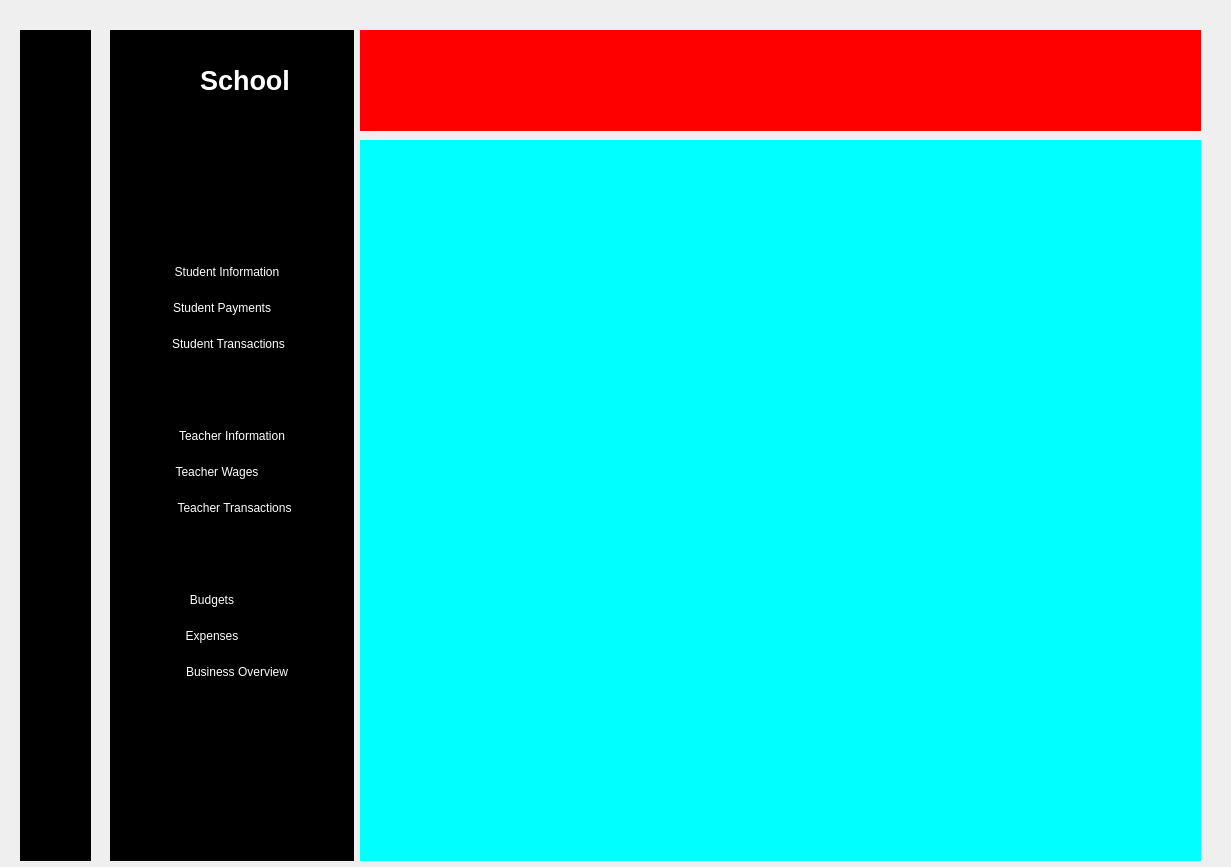
Old version of the form kara_oglan/index.ui in the repository ruyisbaros/PyQt5.
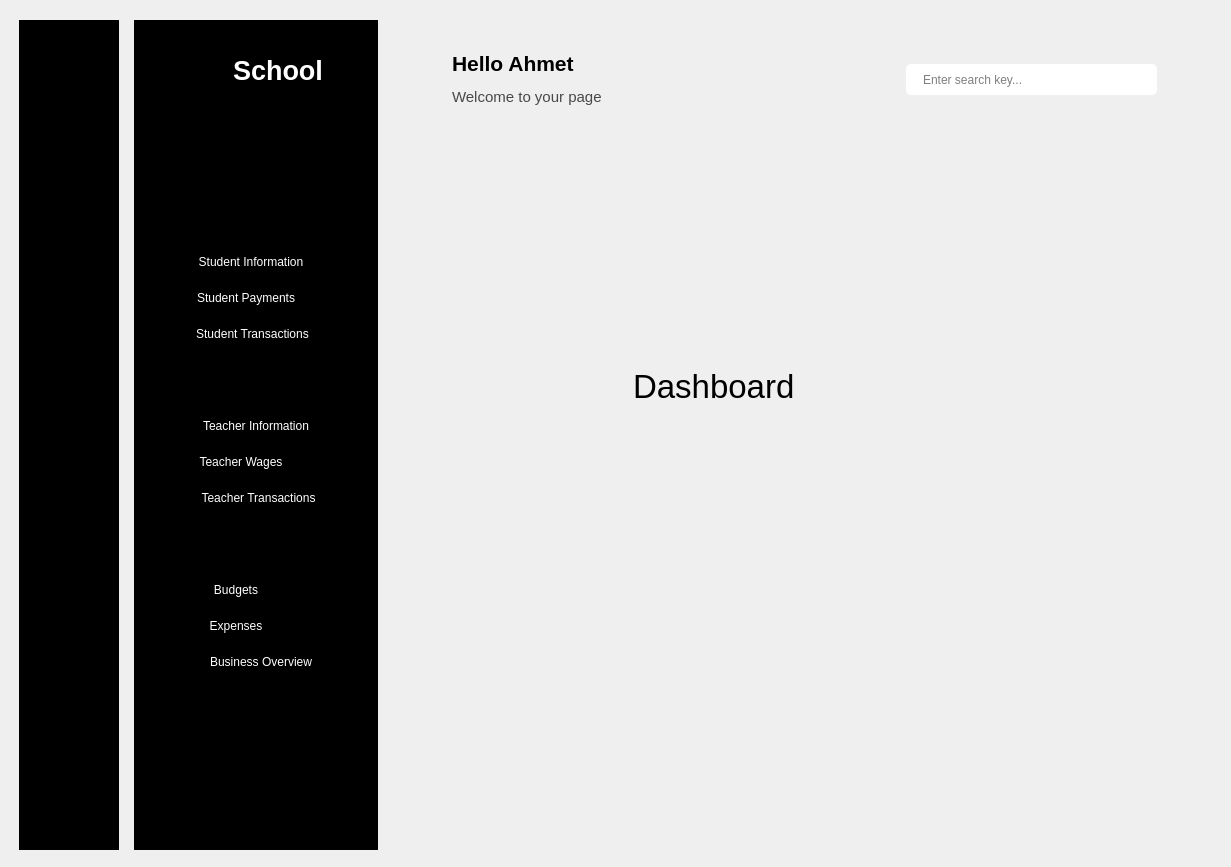
New version of the form. Icons and pictures are not drawn.

```diff
--- a/kara_oglan/index.ui
+++ b/kara_oglan/index.ui
@@ -30,14 +30,29 @@
     cursor: 	pointing_hand;
 }</string>
    </property>
+   <widget class="QWidget" name="">
+    <property name="geometry">
+     <rect>
+      <x>10</x>
+      <y>10</y>
+      <width>1255</width>
+      <height>851</height>
+     </rect>
+    </property>
+    <layout class="QGridLayout" name="gridLayout">
+     <item row="0" column="0">
    <widget class="QWidget" name="Icon_only" native="true">
-    <property name="geometry">
-     <rect>
-      <x>20</x>
-      <y>30</y>
-      <width>71</width>
-      <height>831</height>
-     </rect>
+       <property name="minimumSize">
+        <size>
+         <width>100</width>
+         <height>830</height>
+        </size>
+       </property>
+       <property name="maximumSize">
+        <size>
+         <width>100</width>
+         <height>830</height>
+        </size>
     </property>
     <property name="styleSheet">
      <string notr="true">QWidget{
@@ -126,7 +141,7 @@
         <number>30</number>
        </property>
        <item>
-        <widget class="QPushButton" name="pushButton">
+           <widget class="QPushButton" name="dashboard_1">
          <property name="cursor">
           <cursorShape>PointingHandCursor</cursorShape>
          </property>
@@ -375,19 +390,19 @@
      </item>
     </layout>
    </widget>
+     </item>
+     <item row="0" column="1">
    <widget class="QWidget" name="icon_text" native="true">
-    <property name="geometry">
-     <rect>
-      <x>110</x>
-      <y>30</y>
-      <width>244</width>
-      <height>831</height>
-     </rect>
-    </property>
     <property name="minimumSize">
      <size>
       <width>244</width>
-      <height>831</height>
+         <height>830</height>
+        </size>
+       </property>
+       <property name="maximumSize">
+        <size>
+         <width>244</width>
+         <height>830</height>
      </size>
     </property>
     <property name="styleSheet">
@@ -1032,45 +1047,469 @@
      </item>
     </layout>
    </widget>
-   <widget class="QWidget" name="main_screen" native="true">
-    <property name="geometry">
-     <rect>
-      <x>360</x>
-      <y>140</y>
-      <width>841</width>
-      <height>721</height>
-     </rect>
-    </property>
-    <property name="minimumSize">
-     <size>
-      <width>244</width>
-      <height>700</height>
-     </size>
-    </property>
-    <property name="styleSheet">
-     <string notr="true">background-color: rgb(0, 255, 255);</string>
-    </property>
-   </widget>
+     </item>
+     <item row="0" column="2">
+      <layout class="QVBoxLayout" name="verticalLayout_14">
+       <item>
    <widget class="QWidget" name="header" native="true">
-    <property name="geometry">
-     <rect>
-      <x>360</x>
-      <y>30</y>
-      <width>841</width>
-      <height>101</height>
-     </rect>
-    </property>
     <property name="minimumSize">
      <size>
-      <width>244</width>
+           <width>841</width>
       <height>71</height>
      </size>
     </property>
+         <property name="maximumSize">
+          <size>
+           <width>841</width>
+           <height>16777215</height>
+          </size>
+         </property>
     <property name="styleSheet">
-     <string notr="true">QWidget{
-	background-color: red;
+          <string notr="true"/>
+         </property>
+         <widget class="QPushButton" name="pushButton">
+          <property name="geometry">
+           <rect>
+            <x>19</x>
+            <y>38</y>
+            <width>33</width>
+            <height>35</height>
+           </rect>
+          </property>
+          <property name="cursor">
+           <cursorShape>PointingHandCursor</cursorShape>
+          </property>
+          <property name="styleSheet">
+           <string notr="true">border:none</string>
+          </property>
+          <property name="text">
+           <string/>
+          </property>
+          <property name="icon">
+           <iconset resource="resources.qrc">
+            <normaloff>:/imgs/menu.png</normaloff>:/imgs/menu.png</iconset>
+          </property>
+          <property name="iconSize">
+           <size>
+            <width>29</width>
+            <height>35</height>
+           </size>
+          </property>
+          <property name="checkable">
+           <bool>true</bool>
+          </property>
+         </widget>
+         <widget class="QWidget" name="">
+          <property name="geometry">
+           <rect>
+            <x>59</x>
+            <y>10</y>
+            <width>751</width>
+            <height>100</height>
+           </rect>
+          </property>
+          <layout class="QHBoxLayout" name="horizontalLayout_4">
+           <item>
+            <layout class="QVBoxLayout" name="verticalLayout_13">
+             <property name="topMargin">
+              <number>20</number>
+             </property>
+             <property name="bottomMargin">
+              <number>20</number>
+             </property>
+             <item>
+              <widget class="QLabel" name="label_4">
+               <property name="font">
+                <font>
+                 <pointsize>16</pointsize>
+                 <weight>75</weight>
+                 <bold>true</bold>
+                </font>
+               </property>
+               <property name="text">
+                <string>Hello Ahmet</string>
+               </property>
+              </widget>
+             </item>
+             <item>
+              <widget class="QLabel" name="label_5">
+               <property name="font">
+                <font>
+                 <pointsize>11</pointsize>
+                </font>
+               </property>
+               <property name="styleSheet">
+                <string notr="true">color:#484848</string>
+               </property>
+               <property name="text">
+                <string>Welcome to your page</string>
+               </property>
+              </widget>
+             </item>
+            </layout>
+           </item>
+           <item>
+            <spacer name="horizontalSpacer_3">
+             <property name="orientation">
+              <enum>Qt::Horizontal</enum>
+             </property>
+             <property name="sizeHint" stdset="0">
+              <size>
+               <width>268</width>
+               <height>20</height>
+              </size>
+             </property>
+            </spacer>
+           </item>
+           <item>
+            <layout class="QHBoxLayout" name="horizontalLayout_3">
+             <item>
+              <widget class="QLineEdit" name="lineEdit">
+               <property name="minimumSize">
+                <size>
+                 <width>0</width>
+                 <height>31</height>
+                </size>
+               </property>
+               <property name="maximumSize">
+                <size>
+                 <width>16777215</width>
+                 <height>31</height>
+                </size>
+               </property>
+               <property name="styleSheet">
+                <string notr="true">QLineEdit{
+background-color:white;
+padding-left:15px;
+border-color:gray;
+border-radius:5px;
 }</string>
     </property>
+               <property name="placeholderText">
+                <string>Enter search key...</string>
+               </property>
+              </widget>
+             </item>
+             <item>
+              <widget class="QLabel" name="label_6">
+               <property name="minimumSize">
+                <size>
+                 <width>40</width>
+                 <height>40</height>
+                </size>
+               </property>
+               <property name="maximumSize">
+                <size>
+                 <width>40</width>
+                 <height>40</height>
+                </size>
+               </property>
+               <property name="text">
+                <string/>
+               </property>
+               <property name="pixmap">
+                <pixmap resource="resources.qrc">:/imgs/profile.png</pixmap>
+               </property>
+               <property name="scaledContents">
+                <bool>true</bool>
+               </property>
+              </widget>
+             </item>
+            </layout>
+           </item>
+          </layout>
+         </widget>
+        </widget>
+       </item>
+       <item>
+        <widget class="QWidget" name="main_screen" native="true">
+         <property name="minimumSize">
+          <size>
+           <width>860</width>
+           <height>730</height>
+          </size>
+         </property>
+         <property name="maximumSize">
+          <size>
+           <width>860</width>
+           <height>730</height>
+          </size>
+         </property>
+         <property name="font">
+          <font>
+           <pointsize>9</pointsize>
+          </font>
+         </property>
+         <property name="styleSheet">
+          <string notr="true"/>
+         </property>
+         <widget class="QStackedWidget" name="stackedWidget">
+          <property name="geometry">
+           <rect>
+            <x>0</x>
+            <y>0</y>
+            <width>841</width>
+            <height>721</height>
+           </rect>
+          </property>
+          <property name="minimumSize">
+           <size>
+            <width>841</width>
+            <height>0</height>
+           </size>
+          </property>
+          <property name="maximumSize">
+           <size>
+            <width>841</width>
+            <height>16777215</height>
+           </size>
+          </property>
+          <widget class="QWidget" name="page">
+           <widget class="QLabel" name="label_7">
+            <property name="geometry">
+             <rect>
+              <x>240</x>
+              <y>206</y>
+              <width>191</width>
+              <height>121</height>
+             </rect>
+            </property>
+            <property name="font">
+             <font>
+              <pointsize>25</pointsize>
+             </font>
+            </property>
+            <property name="text">
+             <string>Dashboard</string>
+            </property>
+           </widget>
+          </widget>
+          <widget class="QWidget" name="page_2">
+           <widget class="QLabel" name="label_8">
+            <property name="geometry">
+             <rect>
+              <x>320</x>
+              <y>250</y>
+              <width>191</width>
+              <height>121</height>
+             </rect>
+            </property>
+            <property name="font">
+             <font>
+              <pointsize>25</pointsize>
+             </font>
+            </property>
+            <property name="text">
+             <string>Intstitution</string>
+            </property>
+           </widget>
+          </widget>
+          <widget class="QWidget" name="page_3">
+           <widget class="QLabel" name="label_9">
+            <property name="geometry">
+             <rect>
+              <x>310</x>
+              <y>220</y>
+              <width>321</width>
+              <height>121</height>
+             </rect>
+            </property>
+            <property name="font">
+             <font>
+              <pointsize>25</pointsize>
+             </font>
+            </property>
+            <property name="text">
+             <string>Student Information</string>
+            </property>
+           </widget>
+          </widget>
+          <widget class="QWidget" name="page_4">
+           <widget class="QLabel" name="label_10">
+            <property name="geometry">
+             <rect>
+              <x>250</x>
+              <y>220</y>
+              <width>321</width>
+              <height>121</height>
+             </rect>
+            </property>
+            <property name="font">
+             <font>
+              <pointsize>25</pointsize>
+             </font>
+            </property>
+            <property name="text">
+             <string>Student Payments</string>
+            </property>
+           </widget>
+          </widget>
+          <widget class="QWidget" name="page_5">
+           <widget class="QLabel" name="label_11">
+            <property name="geometry">
+             <rect>
+              <x>280</x>
+              <y>220</y>
+              <width>321</width>
+              <height>121</height>
+             </rect>
+            </property>
+            <property name="font">
+             <font>
+              <pointsize>25</pointsize>
+             </font>
+            </property>
+            <property name="text">
+             <string>Student Transaction</string>
+            </property>
+           </widget>
+          </widget>
+          <widget class="QWidget" name="page_6">
+           <widget class="QLabel" name="label_12">
+            <property name="geometry">
+             <rect>
+              <x>280</x>
+              <y>220</y>
+              <width>321</width>
+              <height>121</height>
+             </rect>
+            </property>
+            <property name="font">
+             <font>
+              <pointsize>25</pointsize>
+             </font>
+            </property>
+            <property name="text">
+             <string>Teacher Information</string>
+            </property>
+           </widget>
+          </widget>
+          <widget class="QWidget" name="page_7">
+           <widget class="QLabel" name="label_13">
+            <property name="geometry">
+             <rect>
+              <x>270</x>
+              <y>240</y>
+              <width>321</width>
+              <height>121</height>
+             </rect>
+            </property>
+            <property name="font">
+             <font>
+              <pointsize>25</pointsize>
+             </font>
+            </property>
+            <property name="text">
+             <string>Teacher Wages</string>
+            </property>
+           </widget>
+          </widget>
+          <widget class="QWidget" name="page_8">
+           <widget class="QLabel" name="label_14">
+            <property name="geometry">
+             <rect>
+              <x>270</x>
+              <y>210</y>
+              <width>321</width>
+              <height>121</height>
+             </rect>
+            </property>
+            <property name="font">
+             <font>
+              <pointsize>25</pointsize>
+             </font>
+            </property>
+            <property name="text">
+             <string>Teacher Transactions</string>
+            </property>
+           </widget>
+          </widget>
+          <widget class="QWidget" name="page_9">
+           <widget class="QLabel" name="label_15">
+            <property name="geometry">
+             <rect>
+              <x>300</x>
+              <y>230</y>
+              <width>191</width>
+              <height>121</height>
+             </rect>
+            </property>
+            <property name="font">
+             <font>
+              <pointsize>25</pointsize>
+             </font>
+            </property>
+            <property name="text">
+             <string>Budgets</string>
+            </property>
+           </widget>
+          </widget>
+          <widget class="QWidget" name="page_10">
+           <widget class="QLabel" name="label_16">
+            <property name="geometry">
+             <rect>
+              <x>340</x>
+              <y>280</y>
+              <width>191</width>
+              <height>121</height>
+             </rect>
+            </property>
+            <property name="font">
+             <font>
+              <pointsize>25</pointsize>
+             </font>
+            </property>
+            <property name="text">
+             <string>Expenses</string>
+            </property>
+           </widget>
+          </widget>
+          <widget class="QWidget" name="page_11">
+           <widget class="QLabel" name="label_17">
+            <property name="geometry">
+             <rect>
+              <x>360</x>
+              <y>300</y>
+              <width>301</width>
+              <height>121</height>
+             </rect>
+            </property>
+            <property name="font">
+             <font>
+              <pointsize>25</pointsize>
+             </font>
+            </property>
+            <property name="text">
+             <string>Business Overview</string>
+            </property>
+           </widget>
+          </widget>
+          <widget class="QWidget" name="page_12">
+           <widget class="QLabel" name="label_18">
+            <property name="geometry">
+             <rect>
+              <x>320</x>
+              <y>230</y>
+              <width>191</width>
+              <height>121</height>
+             </rect>
+            </property>
+            <property name="font">
+             <font>
+              <pointsize>25</pointsize>
+             </font>
+            </property>
+            <property name="text">
+             <string>Settings</string>
+            </property>
+           </widget>
+          </widget>
+         </widget>
+        </widget>
+       </item>
+      </layout>
+     </item>
+    </layout>
    </widget>
   </widget>
  </widget>
```
Left out of the diff: 151 changed lines with no effect on the pictures. Lines whose indentation alone changed are shown as unchanged.
